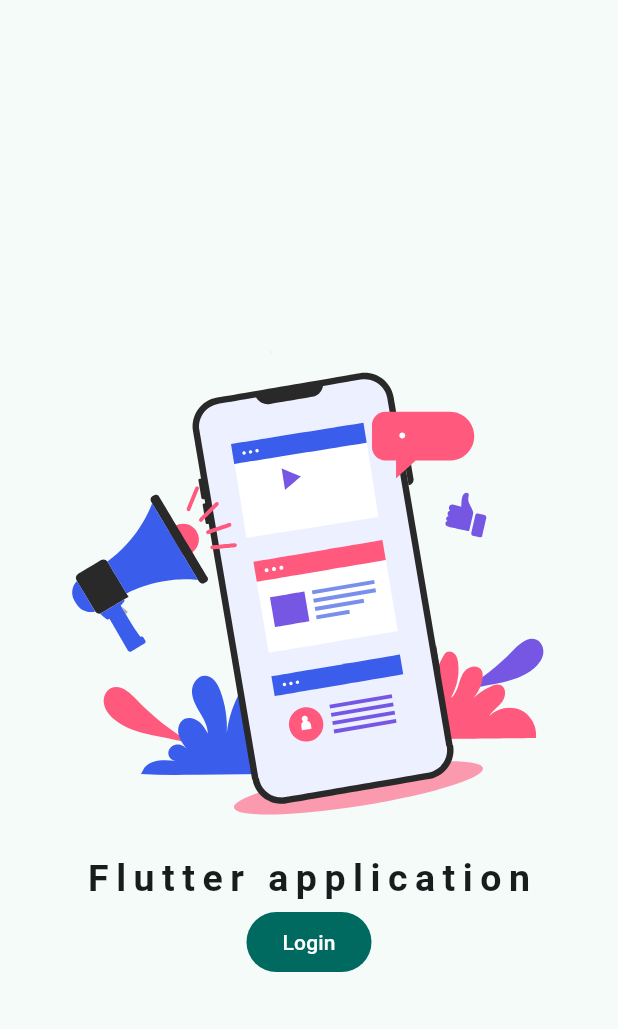
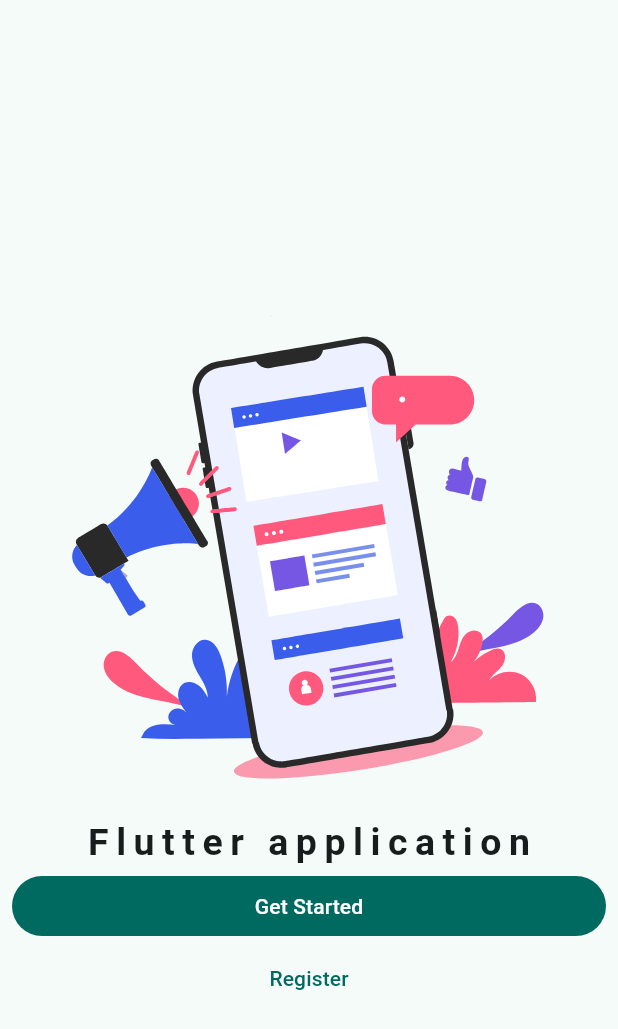
Before and after one commit to krishan226/my_first_Flutter_Practice01, a Flutter app: the screen it shows after launch, on a phone screen of 412 x 824 dp. Shown: the top 1029 px of the screen. Run offline on Flutter 3.47's test engine with Material 3 defaults, Android fonts, the phone set to English and light mode, and no system bars; our stand-ins replace lottie.

Commit message:
FilledButton, Minimum size according to screen width

```diff
--- a/lib/Views/Pages/welcomepage.dart
+++ b/lib/Views/Pages/welcomepage.dart
@@ -36,8 +36,27 @@ class WelcomePage extends StatelessWidget {
                   ),
                 );
               },
-              child: Text('Login'),
+              style: FilledButton.styleFrom(
+                minimumSize: Size(double.infinity, 40.0),
+              ),
+              child: Text('Get Started'),
             ),
+            TextButton(
+              onPressed: () {
+                Navigator.pushReplacement(
+                  context,
+                  MaterialPageRoute(
+                    builder: (context) {
+                      return WidgetTree();
+                    },
+                  ),
+                );
+              },
+              style: FilledButton.styleFrom(
+                minimumSize: Size(double.infinity, 40.0),
+              ),
+              child: Text('Register'),
+            )
           ],
         ),
       ),
```
